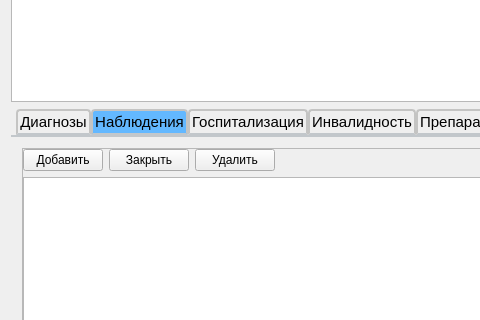
This is mainwindow.ui in PanchukDima/pndbase as Qt 5 draws it before an edit; both pictures show x 0 to 480 and y 148 to 468 of the 1267 by 602 pixel window. The edited form follows.
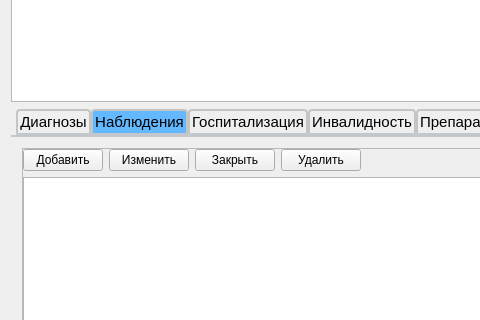
This is the edited form. Icons and pictures are not drawn.

Commit message: added edit dynamic view [ticket#25]

What changed in the file:
```diff
--- a/mainwindow.ui
+++ b/mainwindow.ui
@@ -282,6 +282,13 @@
                 </property>
                </widget>
               </item>
+              <item>
+               <widget class="QPushButton" name="pushButton_edit_dynamic_view">
+                <property name="text">
+                 <string>Изменить</string>
+                </property>
+               </widget>
+              </item>
               <item>
                <widget class="QPushButton" name="pushButton_close_dynamic_view">
                 <property name="text">
```
The commit also changes 5 other files.
